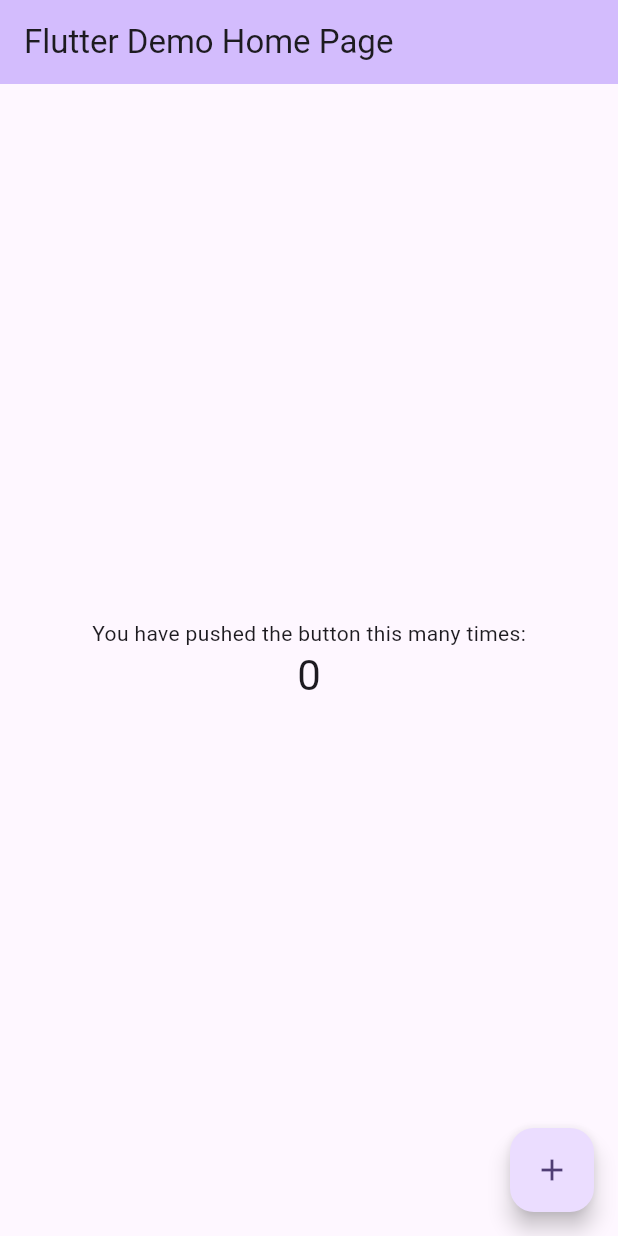
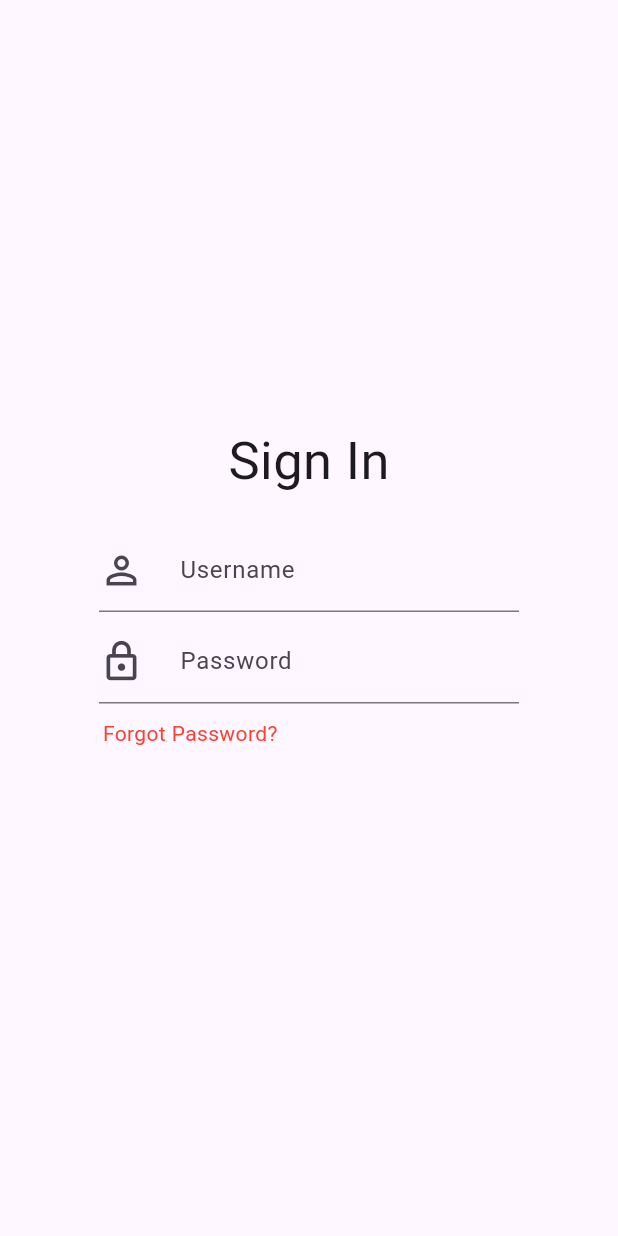
Before and after one commit to Samash1129/app-dev-project-MediLink-Hub, a Flutter app: the screen it shows after launch, on a phone screen of 412 x 824 dp. Run offline on Flutter 3.47's test engine with Material 3 defaults, Android fonts, the phone set to English and light mode, and no system bars.

Commit message:
first commit - AliMashoud

```diff
--- a/lib/main.dart
+++ b/lib/main.dart
@@ -1,3 +1,4 @@
+import 'package:app_dev_project_medilink_app/src/pages/login_screen.dart';
 import 'package:flutter/material.dart';
 
 void main() {
@@ -7,119 +8,15 @@
 class MyApp extends StatelessWidget {
   const MyApp({super.key});
 
-  // This widget is the root of your application.
   @override
   Widget build(BuildContext context) {
     return MaterialApp(
       title: 'Flutter Demo',
       theme: ThemeData(
-        // This is the theme of your application.
-        //
-        // TRY THIS: Try running your application with "flutter run". You'll see
-        // the application has a purple toolbar. Then, without quitting the app,
-        // try changing the seedColor in the colorScheme below to Colors.green
-        // and then invoke "hot reload" (save your changes or press the "hot
-        // reload" button in a Flutter-supported IDE, or press "r" if you used
-        // the command line to start the app).
-        //
-        // Notice that the counter didn't reset back to zero; the application
-        // state is not lost during the reload. To reset the state, use hot
-        // restart instead.
-        //
-        // This works for code too, not just values: Most code changes can be
-        // tested with just a hot reload.
         colorScheme: ColorScheme.fromSeed(seedColor: Colors.deepPurple),
         useMaterial3: true,
       ),
-      home: const MyHomePage(title: 'Flutter Demo Home Page'),
+      home: const LoginPage(),
     );
   }
 }
-
-class MyHomePage extends StatefulWidget {
-  const MyHomePage({super.key, required this.title});
-
-  // This widget is the home page of your application. It is stateful, meaning
-  // that it has a State object (defined below) that contains fields that affect
-  // how it looks.
-
-  // This class is the configuration for the state. It holds the values (in this
-  // case the title) provided by the parent (in this case the App widget) and
-  // used by the build method of the State. Fields in a Widget subclass are
-  // always marked "final".
-
-  final String title;
-
-  @override
-  State<MyHomePage> createState() => _MyHomePageState();
-}
-
-class _MyHomePageState extends State<MyHomePage> {
-  int _counter = 0;
-
-  void _incrementCounter() {
-    setState(() {
-      // This call to setState tells the Flutter framework that something has
-      // changed in this State, which causes it to rerun the build method below
-      // so that the display can reflect the updated values. If we changed
-      // _counter without calling setState(), then the build method would not be
-      // called again, and so nothing would appear to happen.
-      _counter++;
-    });
-  }
-
-  @override
-  Widget build(BuildContext context) {
-    // This method is rerun every time setState is called, for instance as done
-    // by the _incrementCounter method above.
-    //
-    // The Flutter framework has been optimized to make rerunning build methods
-    // fast, so that you can just rebuild anything that needs updating rather
-    // than having to individually change instances of widgets.
-    return Scaffold(
-      appBar: AppBar(
-        // TRY THIS: Try changing the color here to a specific color (to
-        // Colors.amber, perhaps?) and trigger a hot reload to see the AppBar
-        // change color while the other colors stay the same.
-        backgroundColor: Theme.of(context).colorScheme.inversePrimary,
-        // Here we take the value from the MyHomePage object that was created by
-        // the App.build method, and use it to set our appbar title.
-        title: Text(widget.title),
-      ),
-      body: Center(
-        // Center is a layout widget. It takes a single child and positions it
-        // in the middle of the parent.
-        child: Column(
-          // Column is also a layout widget. It takes a list of children and
-          // arranges them vertically. By default, it sizes itself to fit its
-          // children horizontally, and tries to be as tall as its parent.
-          //
-          // Column has various properties to control how it sizes itself and
-          // how it positions its children. Here we use mainAxisAlignment to
-          // center the children vertically; the main axis here is the vertical
-          // axis because Columns are vertical (the cross axis would be
-          // horizontal).
-          //
-          // TRY THIS: Invoke "debug painting" (choose the "Toggle Debug Paint"
-          // action in the IDE, or press "p" in the console), to see the
-          // wireframe for each widget.
-          mainAxisAlignment: MainAxisAlignment.center,
-          children: <Widget>[
-            const Text(
-              'You have pushed the button this many times:',
-            ),
-            Text(
-              '$_counter',
-              style: Theme.of(context).textTheme.headlineMedium,
-            ),
-          ],
-        ),
-      ),
-      floatingActionButton: FloatingActionButton(
-        onPressed: _incrementCounter,
-        tooltip: 'Increment',
-        child: const Icon(Icons.add),
-      ), // This trailing comma makes auto-formatting nicer for build methods.
-    );
-  }
-}
--- /dev/null
+++ b/lib/src/pages/login_screen.dart
@@ -0,0 +1,74 @@
+import 'package:flutter/cupertino.dart';
+import 'package:flutter/material.dart';
+
+class LoginPage extends StatefulWidget {
+  const LoginPage({super.key});
+
+  @override
+  State<LoginPage> createState() => _LoginPageState();
+}
+
+class _LoginPageState extends State<LoginPage> {
+  @override
+  Widget build(BuildContext context) {
+    return const Scaffold(
+      body: CupertinoPageScaffold(
+        child: SafeArea(
+          child: Center(
+            child: SizedBox(
+              height: 300,
+              width: 280,
+              child: Column(
+                children: [
+                  SizedBox(height: 20),
+                  Text(
+                    "Sign In",
+                    style: TextStyle(
+                      fontSize: 35,
+                    ),
+                  ),
+                  SizedBox(height: 20),
+                  TextField(
+                    decoration: InputDecoration(
+                      labelText: 'Username',
+                      prefixIcon: Padding(
+                        padding: EdgeInsets.fromLTRB(0, 8, 20, 8),
+                        child: Icon(
+                          Icons.person_outline,
+                          size: 30,
+                        ),
+                      ),
+                      floatingLabelBehavior: FloatingLabelBehavior.never,
+                    ),
+                  ),
+                  SizedBox(height: 5),
+                  TextField(
+                    obscureText: true,
+                    decoration: InputDecoration(
+                      labelText: 'Password',
+                      prefixIcon: Padding(
+                        padding: EdgeInsets.fromLTRB(0, 8, 20, 8),
+                        child: Icon(
+                          Icons.lock_outlined,
+                          size: 30,
+                        ),
+                      ),
+                      floatingLabelBehavior: FloatingLabelBehavior.never,
+                    ),
+                  ),
+                  SizedBox(height: 10),
+                  SizedBox(
+                    width: 275,
+                      child: Text(
+                    'Forgot Password?',
+                    style: TextStyle(color: Colors.red),
+                  )),
+                ],
+              ),
+            ),
+          ),
+        ),
+      ),
+    );
+  }
+}
```
Also changed, not shown: pubspec.yaml (+0 -48 lines).
